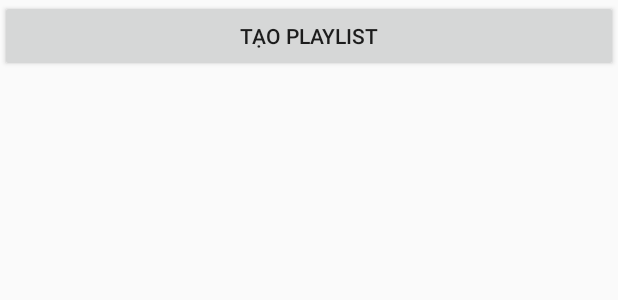
After one commit to nguyenngochoang/BKU-MusicApp, an Android app: the layout activity_playlist.xml on its own in the app's theme, with its tools: preview values and no code run, on a phone screen of 412 x 824 dp. The commit adds this screen. Shown: the top 300 px of the screen. Run offline under Robolectric (Android 15) with nearby library versions, the phone set to English and light mode, and no system bars.

Commit message:
get all playlists name

```diff
--- a/app/src/main/AndroidManifest.xml
+++ b/app/src/main/AndroidManifest.xml
@@ -16,7 +16,8 @@
         android:roundIcon="@mipmap/ic_launcher_round"
         android:supportsRtl="true"
         android:theme="@style/AppTheme">
-        <activity android:name="com.Activity.OfflineActivity"></activity>
+        <activity android:name=".Playlist"></activity>
+        <activity android:name="com.Activity.OfflineActivity" />
         <activity android:name="com.Activity.Playermusic" />
         <activity android:name="com.Activity.Listsongactivity" />
         <activity android:name="com.Activity.AllthemeandStyleActivity" />
--- /dev/null
+++ b/app/src/main/res/layout/activity_playlist.xml
@@ -0,0 +1,31 @@
+<?xml version="1.0" encoding="utf-8"?>
+<android.support.constraint.ConstraintLayout xmlns:android="http://schemas.android.com/apk/res/android"
+    xmlns:app="http://schemas.android.com/apk/res-auto"
+    xmlns:tools="http://schemas.android.com/tools"
+    android:layout_width="match_parent"
+    android:layout_height="match_parent"
+    tools:context=".Playlist">
+
+    <ScrollView
+        android:id="@+id/SV_1"
+        android:layout_width="match_parent"
+        android:layout_height="match_parent"
+        tools:layout_editor_absoluteX="513dp"
+        tools:layout_editor_absoluteY="861dp">
+
+        <LinearLayout
+            android:id="@+id/LN_layout"
+            android:layout_width="match_parent"
+            android:layout_height="wrap_content"
+            android:orientation="vertical">
+
+            <Button
+                android:id="@+id/button5"
+                android:layout_width="match_parent"
+                android:layout_height="wrap_content"
+                android:text="@string/createPlaylist" />
+        </LinearLayout>
+    </ScrollView>
+
+
+</android.support.constraint.ConstraintLayout>
--- a/app/src/main/res/values/strings.xml
+++ b/app/src/main/res/values/strings.xml
@@ -25,6 +25,8 @@
     <string name="title_activity_sign_up">Sign up</string>
     <string name="rememberMe">Ghi nhớ đăng nhập</string>
     <string name="connectionLost">Vui lòng kiểm tra kết nối mạng</string>
+    <string name="myplaylist">Play list của tôi</string>
+    <string name="createPlaylist">Tạo playlist </string>
     <!--End of main screen -->
 
     <!-- Strings related to login -->
@@ -77,7 +79,7 @@
     <!--String used to set boom-menu-->
     <string name="userInfo">Thông tin cá nhân</string>
     <string name="showAlbum">Album</string>
-    <string name="chat">Chat</string>
+    <string name="onlinemusic">Online Music</string>
     <string name="feedback">Góp ý</string>
     <string name="admin">Quản lí người dùng</string>
     <!--end of boom-menu's String-->
```
Also changed, not shown: app/src/main/java/com/Activity/OnlineActivity.java (+50 -1 lines), app/src/main/java/com/Adapter/SonglistAdapter.java (+10 -0 lines), app/src/main/java/com/example/firebase/MainMenu.java (+17 -3 lines), app/src/main/java/com/example/firebase/Playlist.java (added, +237 -0 lines), app/src/main/res/layout/activity_main_menu.xml (+14 -12 lines), app/src/main/res/drawable/playlist.png (added), 965 other files.
